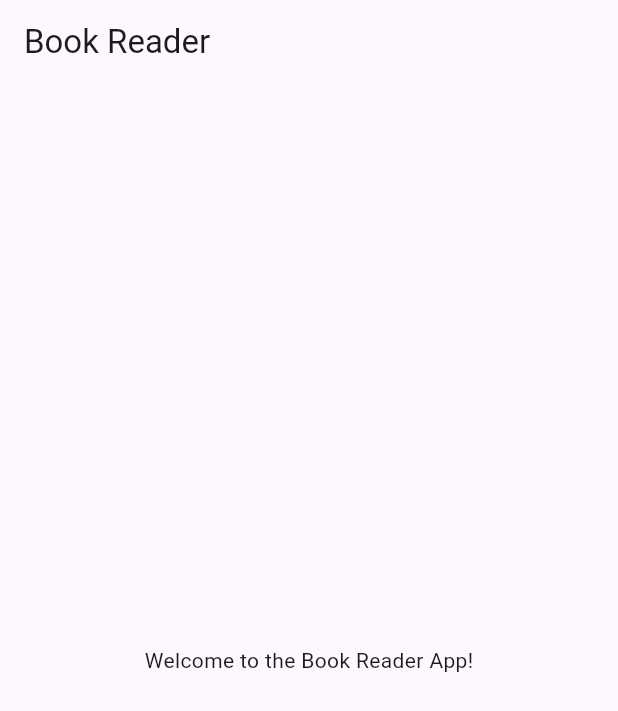
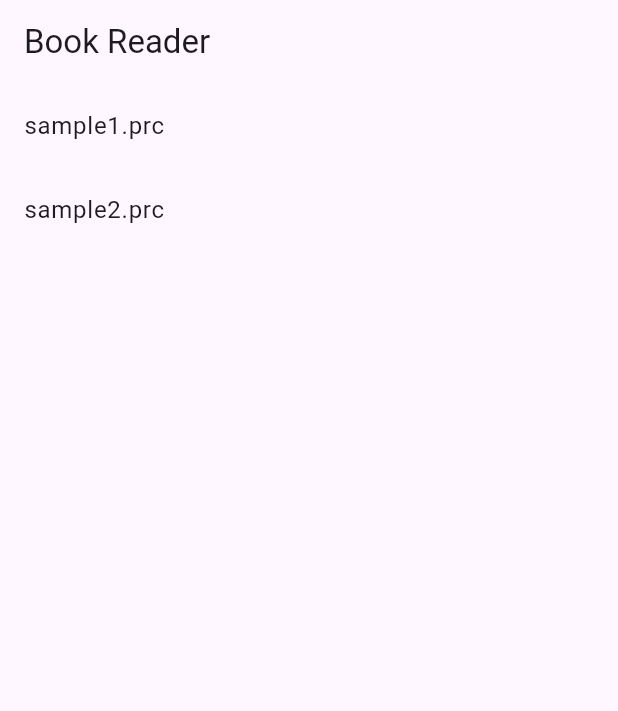
Before and after one commit to lytuan123/MobileBookReaderApp, a Flutter app: the screen it shows after launch, on a phone screen of 412 x 824 dp. Shown: the top 711 px of the screen. Run offline on Flutter 3.47's test engine with Material 3 defaults, Android fonts, the phone set to English and light mode, and no system bars.

Commit message:
Update main.dart

```diff
--- a/lib/main.dart
+++ b/lib/main.dart
@@ -1,4 +1,7 @@
 import 'package:flutter/material.dart';
+import 'dart:async';
+import 'dart:convert';
+import 'package:flutter/services.dart' show rootBundle;
 
 void main() {
   runApp(MyApp());
@@ -18,14 +21,44 @@ class MyApp extends StatelessWidget {
 }
 
 class HomeScreen extends StatelessWidget {
+  Future<List<String>> _loadBookFiles() async {
+    // Giả sử bạn đã biết tên file, ở đây có thể thay thế bằng cách đọc thư mục
+    return ['sample1.prc', 'sample2.prc']; // Thay thế với tên file PRC thực tế của bạn
+  }
+
   @override
   Widget build(BuildContext context) {
     return Scaffold(
       appBar: AppBar(
         title: Text('Book Reader'),
       ),
-      body: Center(
-        child: Text('Welcome to the Book Reader App!'),
+      body: FutureBuilder<List<String>>(
+        future: _loadBookFiles(),
+        builder: (context, snapshot) {
+          if (snapshot.connectionState == ConnectionState.waiting) {
+            return Center(child: CircularProgressIndicator());
+          } else if (snapshot.hasError) {
+            return Center(child: Text('Error loading books'));
+          } else if (!snapshot.hasData || snapshot.data!.isEmpty) {
+            return Center(child: Text('No books available'));
+          } else {
+            return ListView.builder(
+              itemCount: snapshot.data!.length,
+              itemBuilder: (context, index) {
+                String fileName = snapshot.data![index];
+                return ListTile(
+                  title: Text(fileName),
+                  onTap: () {
+                    // Placeholder action khi bấm vào sách
+                    ScaffoldMessenger.of(context).showSnackBar(
+                      SnackBar(content: Text('Opening $fileName')),
+                    );
+                  },
+                );
+              },
+            );
+          }
+        },
       ),
     );
   }
```
